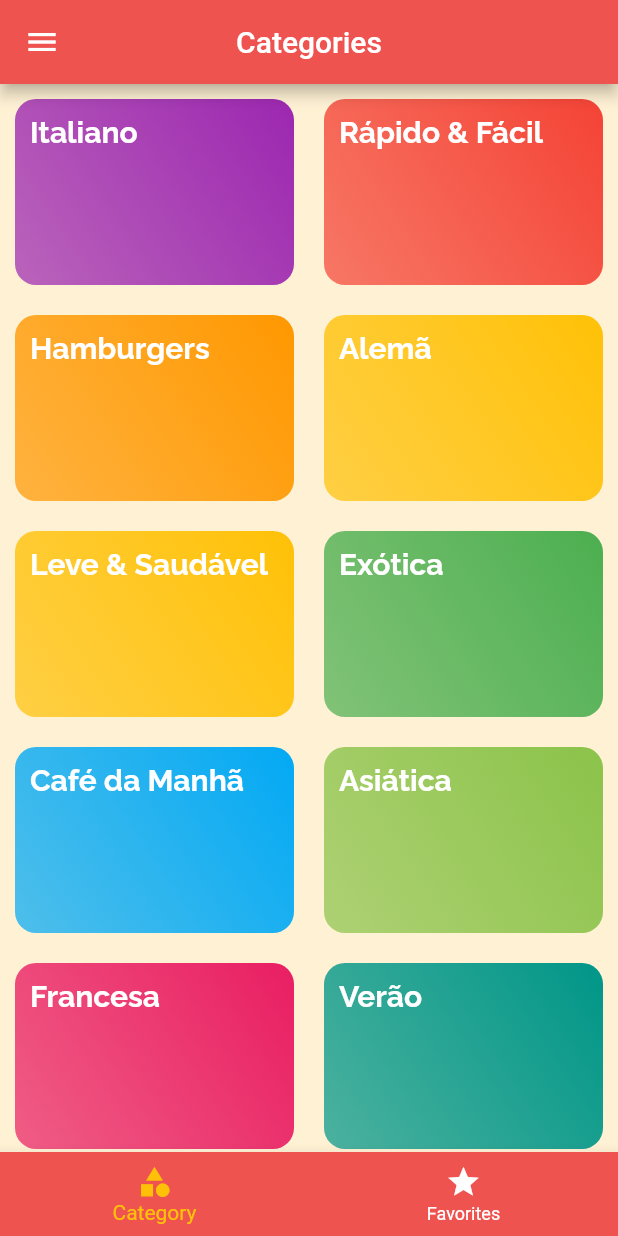
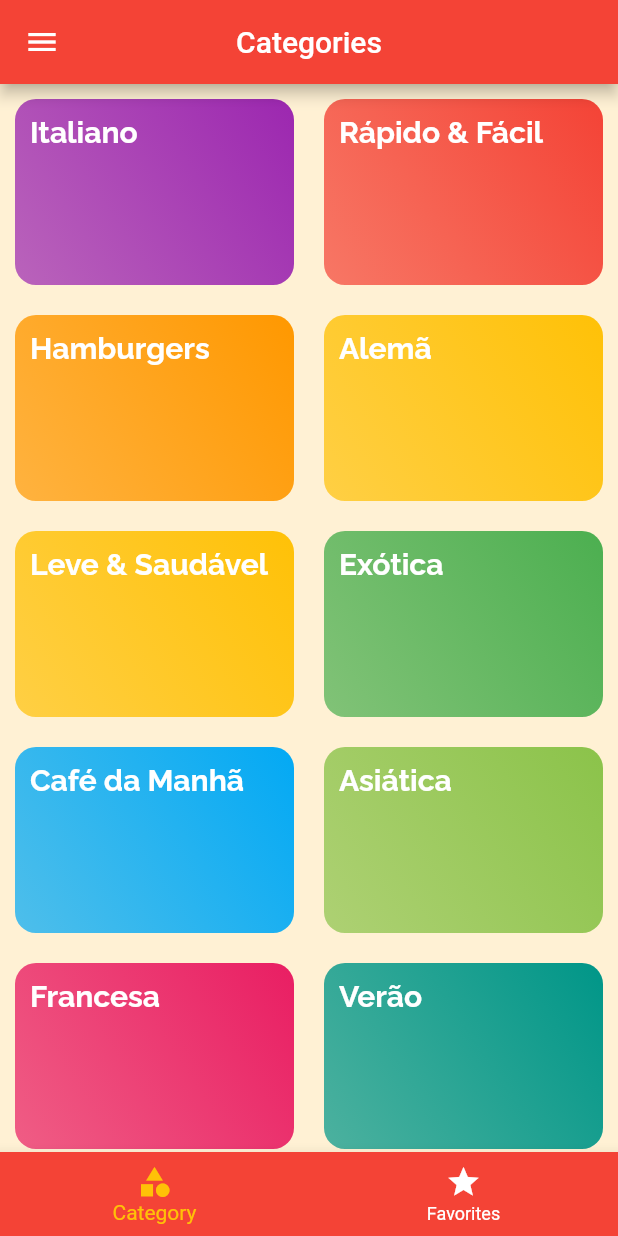
Before and after one commit to lnxdxtf/mealAppFlutter, a Flutter app: the screen it shows after launch, on a phone screen of 412 x 824 dp. Run offline on Flutter 3.47's test engine with Material 2 defaults, Android fonts, the phone set to English and light mode, and no system bars; our stand-ins replace google_fonts.

Commit message:
webhook teste

```diff
--- a/lib/app.dart
+++ b/lib/app.dart
@@ -58,7 +58,7 @@ class _MealAppState extends State<MealApp> {
       theme: thm1.copyWith(
         canvasColor: const Color.fromRGBO(255, 241, 212, 1),
         colorScheme: thm1.colorScheme.copyWith(
-            primary: Colors.red.shade400,
+            primary: Colors.red.shade500,
             secondary: Colors.teal.shade300,
             tertiary: Colors.amber),
         textTheme: thm1.textTheme.copyWith(
```
